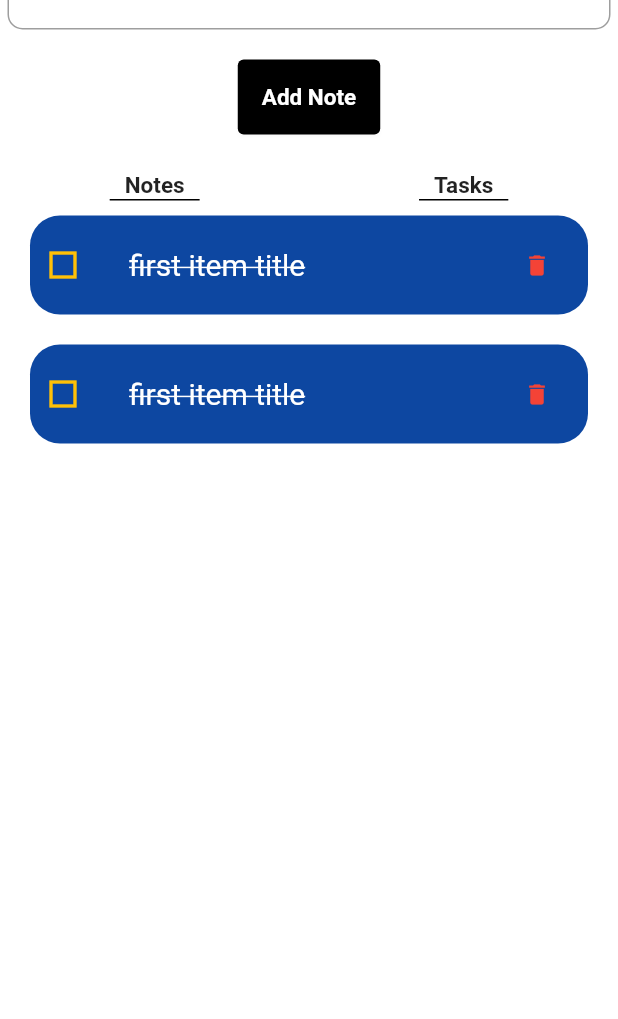
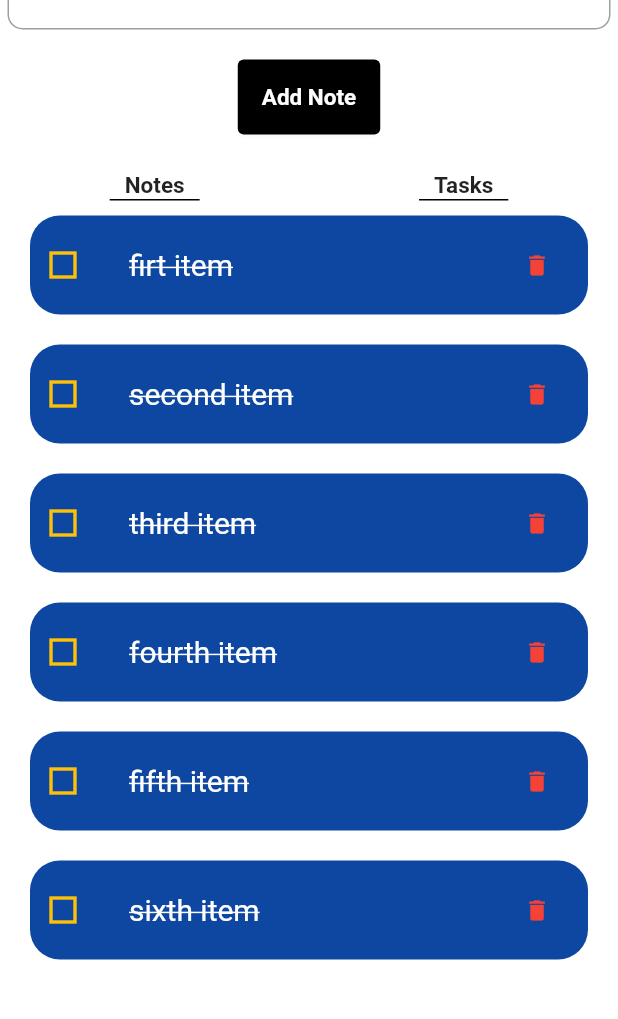
Before and after one commit to sohretturaman/FlutterTodoApp, a Flutter app: the screen it shows after launch, on a phone screen of 412 x 824 dp, the part 152-1171 px from its top. Run offline on Flutter 3.47's test engine with Material 2 defaults, Android fonts, the phone set to English and light mode, and no system bars; network calls fail.

Commit message:
created class, list  and displayed list itemsgit add .!

```diff
--- /dev/null
+++ b/lib/model/todo.dart
@@ -0,0 +1,34 @@
+// here is one the most important point ,
+//take caution abut contructors and lists also dislaying this list
+
+class Todo {
+  int? id;
+  String? todoText;
+  bool? isComp;
+
+  Todo(
+      {required this.id,
+      required this.todoText,
+      this.isComp = false}); // Dont forget to use this **gave default value for bool , cuz it is not required
+
+  static List<Todo> todoList() { // created list item with static !!
+    return [
+      Todo(id: 1, todoText: 'firt item', isComp: false),
+      Todo(id: 2, todoText: 'second item', isComp: true),
+      Todo(id: 3, todoText: 'third item', isComp: false),
+      Todo(id: 4, todoText: 'fourth item', isComp: true),
+      Todo(id: 5, todoText: 'fifth item', isComp: true),
+      Todo(id: 6, todoText: 'sixth item', isComp: false)
+    ];
+  }
+}
+
+/**
+ *
+ * Use List<E> class to manage an indexable collection of elements. Lists are zero-based indexing.
+Use the add() method to append an element to a list.
+Use the remove() method to remove an element from a list.
+Use for, for-in, and forEach() to iterate over list elements.
+Use the final keyword to define a list that can be assigned once.
+Use the const keyword to define an immutable list.
+ */
--- a/lib/screens/Home.dart
+++ b/lib/screens/Home.dart
@@ -1,19 +1,24 @@
 // ignore_for_file: prefer_const_constructors, prefer_const_literals_to_create_immutables
 
 import 'package:flutter/material.dart';
+import 'package:todo_app/model/todo.dart';
 import 'package:todo_app/widgets/custom_pressable_cont.dart';
 import '../widgets/todo_item.dart';
 
 class Home extends StatefulWidget {
   Home({super.key});
 
+
   @override
   State<Home> createState() => _HomeState();
 }
 
 class _HomeState extends State<Home> {
+
+ final todoList = Todo.todoList(); // here is important you shoulld import the list from the class
+
   @override
-  Widget build(BuildContext context) {
+  Widget build(BuildContext context ) {
     return Scaffold(
       appBar: _AppBar(),
       backgroundColor: Colors.white,
@@ -23,8 +28,8 @@ class _HomeState extends State<Home> {
         Expanded(
           child: ListView(
             children: [
-            TodoItem(),
-            TodoItem()
+            for (Todo todo in todoList)
+             TodoItem(todo: todo)
 
             ],
           ),
--- a/lib/widgets/todo_item.dart
+++ b/lib/widgets/todo_item.dart
@@ -1,12 +1,12 @@
 // ignore_for_file: prefer_const_constructors
 
 import 'package:flutter/material.dart';
-//NOOTE : created a widget folder to give most used components into this folder
-//and the file name starts with lowecase leters but in classes , in statefull,stateless widgets
-//names should start with captal later and it should be camelCase
+import 'package:todo_app/model/todo.dart';
 
 class TodoItem extends StatelessWidget {
-  const TodoItem({super.key});
+
+  final Todo todo; // took cunstructor from model folder under todo file and imported into stateless widget
+  const TodoItem({super.key,required this.todo}); //!! improtant , give that veraibale as a const paramether
 
   @override
   Widget build(BuildContext context) {
@@ -29,7 +29,7 @@ class TodoItem extends StatelessWidget {
         ),
         //subtitle: Text('random'),
         title: Text(
-          'first item title',
+          todo.todoText!,// you must put ! , otherwise it is not gonna work
           style: TextStyle(fontSize: 20,decoration: TextDecoration.lineThrough),
         ),
         trailing: IconButton( //to give the item on the end of listTile//wrap with a container optional
@@ -43,3 +43,8 @@ class TodoItem extends StatelessWidget {
     );
   }
 }
+
+
+//NOOTE : created a widget folder to give most used components into this folder
+//and the file name starts with lowecase leters but in classes , in statefull,stateless widgets
+//names should start with captal later and it should be camelCase
```
